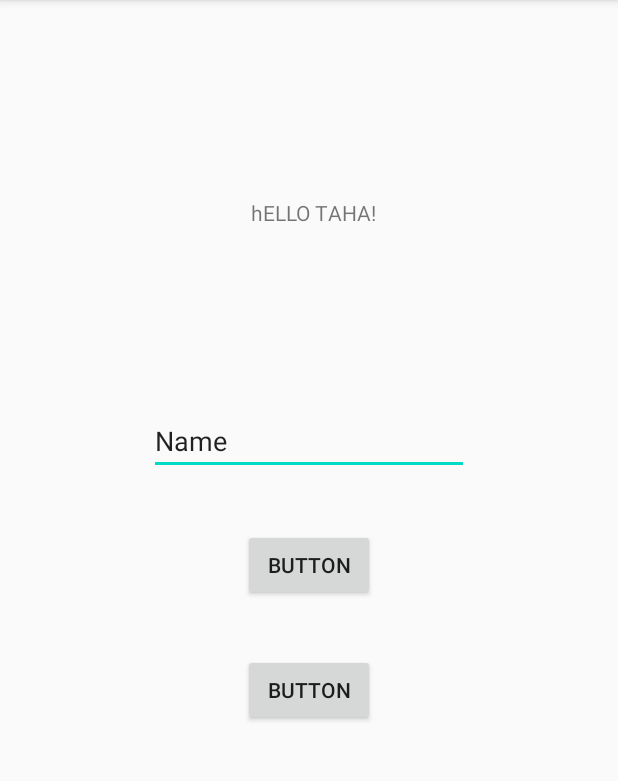
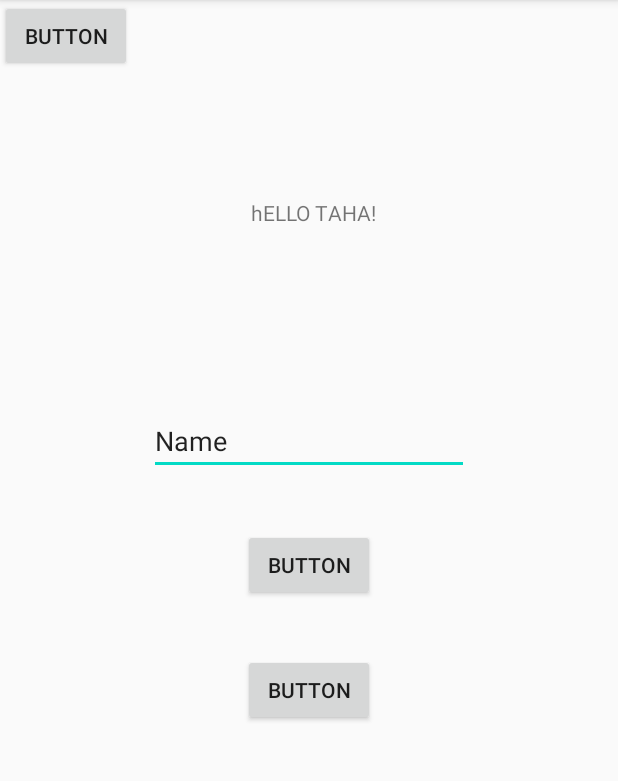
Before and after one commit to ArslanAK47/CanteenApp, an Android app: the screen it shows after launch (MainActivity), on a phone screen of 412 x 824 dp, the part 84-865 px from its top. Run offline under Robolectric (Android 15) with nearby library versions, the phone set to English and light mode, and no system bars.

Commit message:
ADDED BUTTON2

```diff
--- a/app/src/main/res/layout/activity_main.xml
+++ b/app/src/main/res/layout/activity_main.xml
@@ -50,4 +50,12 @@
         app:layout_constraintStart_toStartOf="parent"
         app:layout_constraintTop_toBottomOf="@+id/editTextTextPersonName" />
 
+    <Button
+        android:id="@+id/button3"
+        android:layout_width="wrap_content"
+        android:layout_height="wrap_content"
+        android:text="Button"
+        tools:layout_editor_absoluteX="170dp"
+        tools:layout_editor_absoluteY="181dp" />
+
 </androidx.constraintlayout.widget.ConstraintLayout>
```
